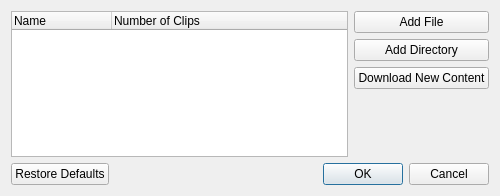
This is ui/clips.ui in tdauth/gustavsfairyland as Qt 5 draws it before an edit. The edited form follows.
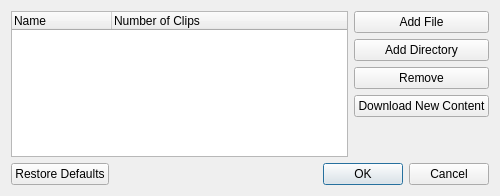
This is the edited form.

Commit message: Fixed Windows build, added possibility to remove clip package, made paths relative, save clips dir

```diff
--- a/ui/clips.ui
+++ b/ui/clips.ui
@@ -44,6 +44,13 @@
        </property>
       </widget>
      </item>
+     <item>
+      <widget class="QPushButton" name="removePushButton">
+       <property name="text">
+        <string>Remove</string>
+       </property>
+      </widget>
+     </item>
      <item>
       <widget class="QPushButton" name="pushButton_2">
        <property name="text">
```
The commit also changes 8 other files.
